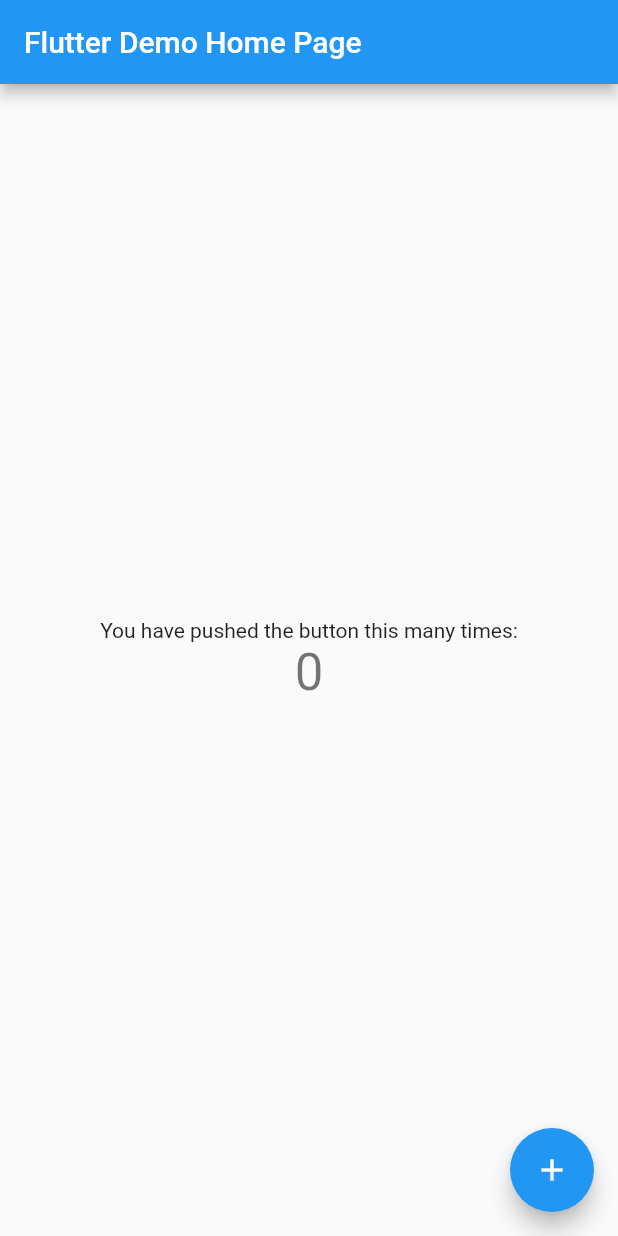
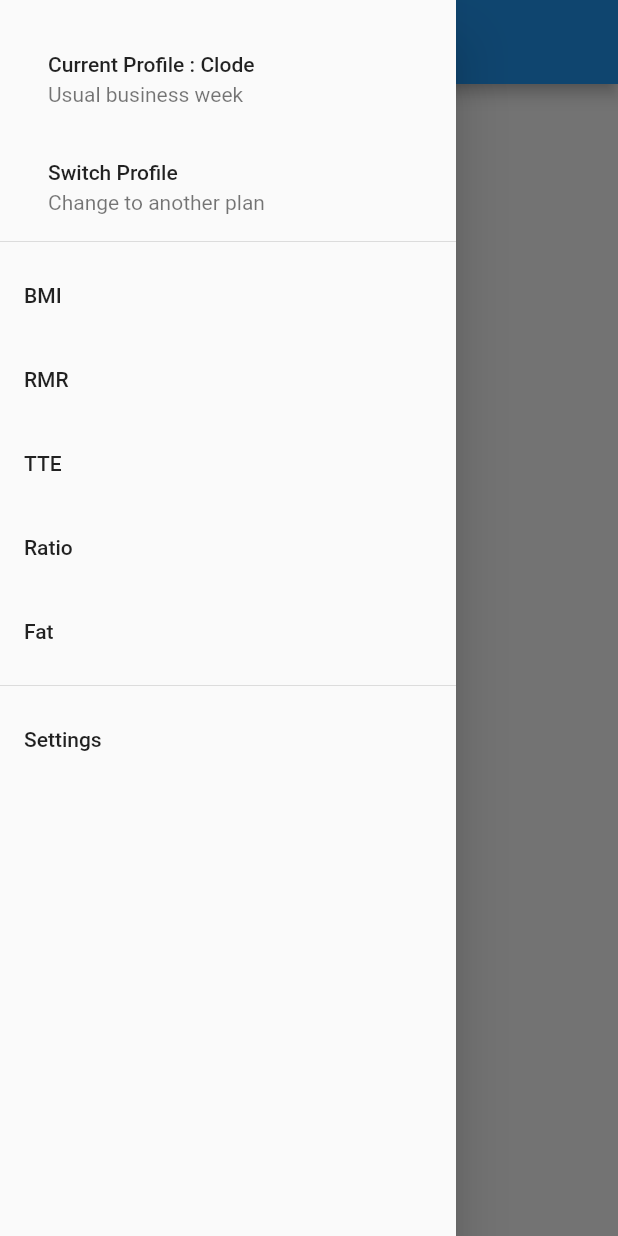
Before and after one commit to olom70/keep_up_the_pace, a Flutter app: the screen it shows after launch, with the side drawer open (before the commit the screen has no drawer), on a phone screen of 412 x 824 dp. Run offline on Flutter 3.47's test engine with Material 2 defaults, Android fonts, the phone set to English and light mode, and no system bars.

Commit message:
26 juillet 2018 avant travail

```diff
--- /dev/null
+++ b/lib/homepage.dart
@@ -0,0 +1,81 @@
+import 'package:flutter/material.dart';
+import 'package:keep_up_the_pace/KeepUpThePace.dart' as keepupthepace;
+
+
+class MainDrawer extends StatelessWidget {
+  MainDrawer({Key key}) : super(key: key);
+
+  @override
+  Widget build(BuildContext context) {
+    return Drawer(
+      child: ListView(
+        padding: EdgeInsets.zero,
+        children: <Widget>[
+          DrawerHeader(
+              child: Column(
+                mainAxisAlignment: MainAxisAlignment.center,
+                children: <Widget>[
+                  ListTile(
+                    title: Text('Current Profile : Clode'),
+                    onTap: () {Navigator.pop(context);},
+                    subtitle: Text('Usual business week'),
+                    isThreeLine: false,
+                  ),
+                  ListTile(
+                    title: Text('Switch Profile'),
+                    onTap: () {Navigator.pop(context);},
+                    subtitle: Text('Change to another plan'),
+                    isThreeLine: false,
+                  ),
+                ],
+              )
+          ),
+          ListTile(
+            title: Text('BMI'),
+            onTap: () {Navigator.pop(context);},
+          ),
+          ListTile(
+            title: Text('RMR'),
+            onTap: () {Navigator.pop(context);},
+          ),
+          ListTile(
+            title: Text('TTE'),
+            onTap: () {Navigator.pop(context);},
+          ),
+          ListTile(
+            title: Text('Ratio'),
+            onTap: () {Navigator.pop(context);},
+          ),
+          ListTile(
+            title: Text('Fat'),
+            onTap: () {Navigator.pop(context);},
+          ),
+          Divider(),
+          ListTile(
+            title: Text('Settings'),
+            onTap: () {Navigator.pop(context);},
+          ),
+
+        ],
+      ),
+
+    );
+  }
+}
+
+
+
+class MyHomePage extends StatelessWidget {
+
+@override
+  Widget build(BuildContext context) {
+    // TODO: implement build
+    return Scaffold(
+      appBar: AppBar(
+        title: Text('Main'),
+      ),
+      drawer: MainDrawer(),
+      body: Text('not yet implemeted'),
+    );
+  }
+}
--- a/lib/main.dart
+++ b/lib/main.dart
@@ -1,110 +1,23 @@
 import 'package:flutter/material.dart';
-import 'package:keep_up_the_pace/KeepUpThePace.dart' as keepupthepace;
+import 'package:keep_up_the_pace/homepage.dart';
+import 'package:flutter/rendering.dart';
 
-void main() => runApp(new MyApp());
+void main() {
+  debugPaintSizeEnabled=false;
+  runApp(new MyApp());
+}
 
 class MyApp extends StatelessWidget {
   // This widget is the root of your application.
   @override
+
   Widget build(BuildContext context) {
     return new MaterialApp(
-      title: 'Flutter Demo',
+      title: 'KeepUpThePace',
       theme: new ThemeData(
-        // This is the theme of your application.
-        //
-        // Try running your application with "flutter run". You'll see the
-        // application has a blue toolbar. Then, without quitting the app, try
-        // changing the primarySwatch below to Colors.green and then invoke
-        // "hot reload" (press "r" in the console where you ran "flutter run",
-        // or press Run > Flutter Hot Reload in IntelliJ). Notice that the
-        // counter didn't reset back to zero; the application is not restarted.
         primarySwatch: Colors.blue,
       ),
-      home: new MyHomePage(title: 'Flutter Demo Home Page'),
+      home: new MyHomePage(),
     );
   }
 }
-
-class MyHomePage extends StatefulWidget {
-  MyHomePage({Key key, this.title}) : super(key: key);
-
-  // This widget is the home page of your application. It is stateful, meaning
-  // that it has a State object (defined below) that contains fields that affect
-  // how it looks.
-
-  // This class is the configuration for the state. It holds the values (in this
-  // case the title) provided by the parent (in this case the App widget) and
-  // used by the build method of the State. Fields in a Widget subclass are
-  // always marked "final".
-
-  final String title;
-
-  @override
-  _MyHomePageState createState() => new _MyHomePageState();
-}
-
-class _MyHomePageState extends State<MyHomePage> {
-  int _counter = 0;
-
-  void _incrementCounter() {
-    setState(() {
-      // This call to setState tells the Flutter framework that something has
-      // changed in this State, which causes it to rerun the build method below
-      // so that the display can reflect the updated values. If we changed
-      // _counter without calling setState(), then the build method would not be
-      // called again, and so nothing would appear to happen.
-      _counter++;
-    });
-  }
-
-  @override
-  Widget build(BuildContext context) {
-    // This method is rerun every time setState is called, for instance as done
-    // by the _incrementCounter method above.
-    //
-    // The Flutter framework has been optimized to make rerunning build methods
-    // fast, so that you can just rebuild anything that needs updating rather
-    // than having to individually change instances of widgets.
-    return new Scaffold(
-      appBar: new AppBar(
-        // Here we take the value from the MyHomePage object that was created by
-        // the App.build method, and use it to set our appbar title.
-        title: new Text(widget.title),
-      ),
-      body: new Center(
-        // Center is a layout widget. It takes a single child and positions it
-        // in the middle of the parent.
-        child: new Column(
-          // Column is also layout widget. It takes a list of children and
-          // arranges them vertically. By default, it sizes itself to fit its
-          // children horizontally, and tries to be as tall as its parent.
-          //
-          // Invoke "debug paint" (press "p" in the console where you ran
-          // "flutter run", or select "Toggle Debug Paint" from the Flutter tool
-          // window in IntelliJ) to see the wireframe for each widget.
-          //
-          // Column has various properties to control how it sizes itself and
-          // how it positions its children. Here we use mainAxisAlignment to
-          // center the children vertically; the main axis here is the vertical
-          // axis because Columns are vertical (the cross axis would be
-          // horizontal).
-          mainAxisAlignment: MainAxisAlignment.center,
-          children: <Widget>[
-            new Text(
-              'You have pushed the button this many times:',
-            ),
-            new Text(
-              '$_counter',
-              style: Theme.of(context).textTheme.display1,
-            ),
-          ],
-        ),
-      ),
-      floatingActionButton: new FloatingActionButton(
-        onPressed: _incrementCounter,
-        tooltip: 'Increment',
-        child: new Icon(Icons.add),
-      ), // This trailing comma makes auto-formatting nicer for build methods.
-    );
-  }
-}
```
Also changed, not shown: lib/generated/i18n.dart (added).
